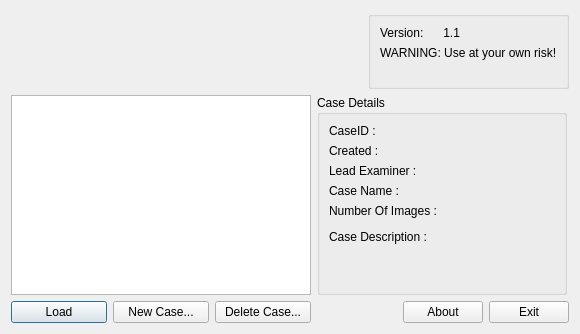
xleedos/TIAS, file caseselect.ui: the form before one commit.
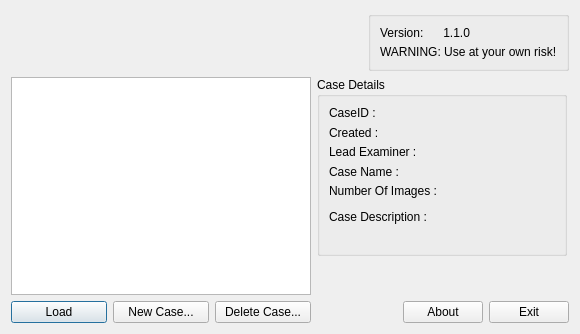
The form after the commit. Icons and pictures are not drawn.

Diff of the .ui file:
```diff
--- a/caseselect.ui
+++ b/caseselect.ui
@@ -19,6 +19,9 @@
   <layout class="QVBoxLayout" name="verticalLayout_5">
    <item>
     <layout class="QHBoxLayout" name="horizontalLayout_3">
+     <property name="sizeConstraint">
+      <enum>QLayout::SetFixedSize</enum>
+     </property>
      <item>
       <widget class="QLabel" name="label">
        <property name="minimumSize">
@@ -27,6 +30,12 @@
          <height>60</height>
         </size>
        </property>
+       <property name="maximumSize">
+        <size>
+         <width>16777215</width>
+         <height>60</height>
+        </size>
+       </property>
        <property name="text">
         <string/>
        </property>
@@ -50,6 +59,12 @@
      </item>
      <item>
       <widget class="QGroupBox" name="groupBox_2">
+       <property name="maximumSize">
+        <size>
+         <width>16777215</width>
+         <height>60</height>
+        </size>
+       </property>
        <property name="title">
         <string/>
        </property>
@@ -57,10 +72,23 @@
         <set>Qt::AlignRight|Qt::AlignTrailing|Qt::AlignVCenter</set>
        </property>
        <layout class="QVBoxLayout" name="verticalLayout_6">
+        <item>
+         <spacer name="verticalSpacer_3">
+          <property name="orientation">
+           <enum>Qt::Vertical</enum>
+          </property>
+          <property name="sizeHint" stdset="0">
+           <size>
+            <width>20</width>
+            <height>40</height>
+           </size>
+          </property>
+         </spacer>
+        </item>
         <item>
          <widget class="QLabel" name="label_2">
           <property name="text">
-           <string>Version:      1.1</string>
+           <string>Version:      1.1.0</string>
           </property>
          </widget>
         </item>
@@ -256,6 +284,11 @@
               </property>
              </widget>
             </item>
+           </layout>
+          </item>
+         </layout>
+        </widget>
+       </item>
             <item>
              <spacer name="verticalSpacer">
               <property name="orientation">
@@ -268,11 +301,6 @@
                </size>
               </property>
              </spacer>
-            </item>
-           </layout>
-          </item>
-         </layout>
-        </widget>
        </item>
        <item>
         <layout class="QHBoxLayout" name="horizontalLayout_4">
```
Lines whose indentation alone changed are shown as unchanged.
